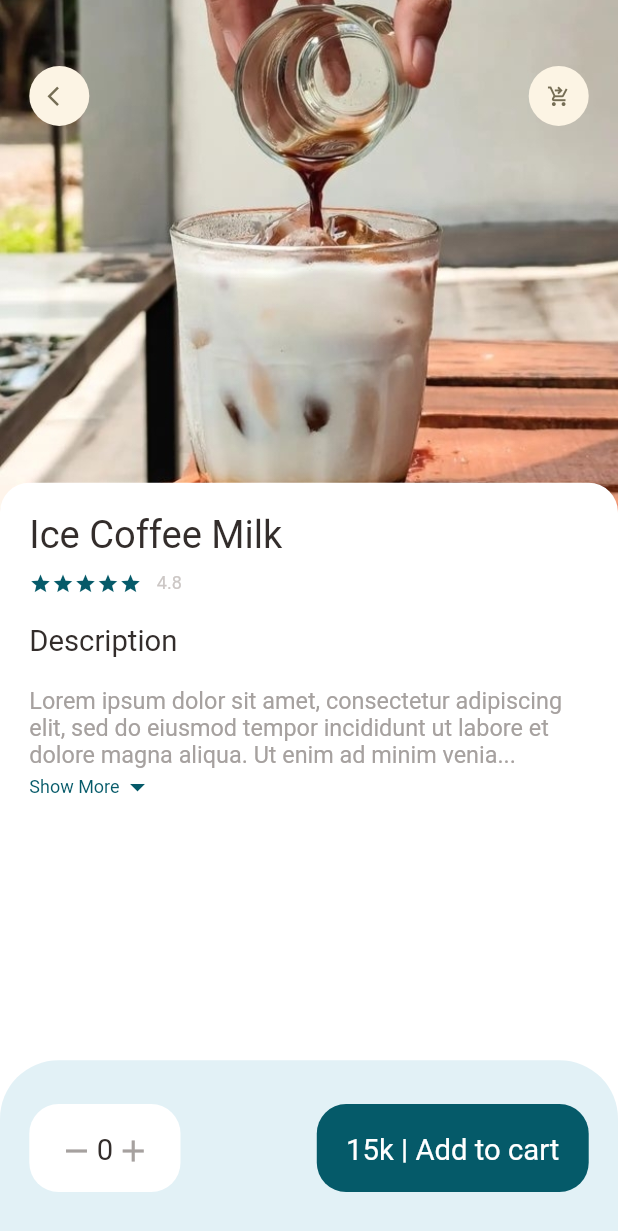
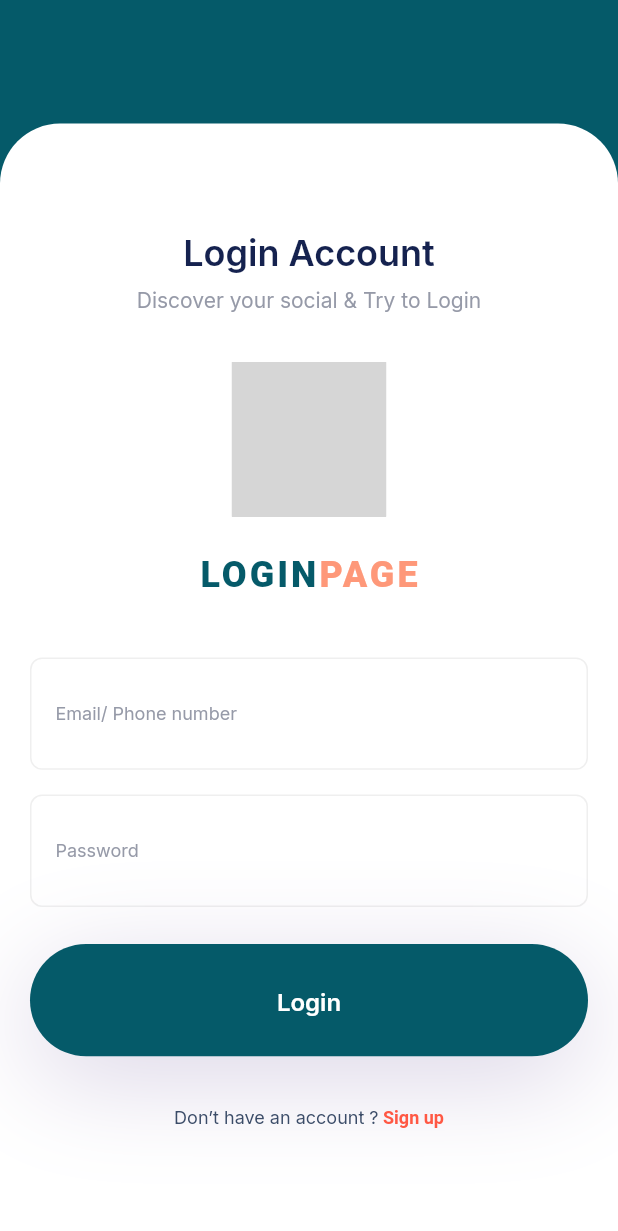
Before and after one commit to Tikumitikal/tikum_mobile, a Flutter app: the screen it shows after launch, on a phone screen of 412 x 824 dp. Shown: the top 1231 px of the screen. Run offline on Flutter 3.47's test engine with Material 2 defaults, Android fonts, the phone set to English and light mode, and no system bars; our stand-ins replace badges, curved_navigation_bar, dots_indicator, flutter_rating_bar, flutter_svg, get and 2 more; missing offline and left inert: clippy_flutter, dart:ffi; grey boxes are pictures that could not be loaded.

Commit message:
ui login

```diff
--- a/lib/main.dart
+++ b/lib/main.dart
@@ -4,6 +4,7 @@ import 'package:tikum_mobile/pages/home/main_food_page.dart';
 import 'package:tikum_mobile/pages/CartPage.dart';
 import 'package:tikum_mobile/pages/ItemPage.dart';
 import 'package:get/get.dart';
+import 'package:tikum_mobile/pages/profile/login.dart';
 void main() => runApp(MyApp());
 
 class MyApp extends StatelessWidget {
@@ -15,8 +16,8 @@ class MyApp extends StatelessWidget {
         scaffoldBackgroundColor: Colors.white,
       ),
       routes: {
-        "/": (context) => PopularFoodDetail(),
-        // "/": (context) => MainFoodPage(),
+        //"/": (context) => PopularFoodDetail(),
+        "/": (context) => Login(),
         // "/": (context) => HomePage(),
         "cartPage": (context) => CartPage(),
         "itemPage": (context) => ItemPage()
--- /dev/null
+++ b/lib/pages/profile/login.dart
@@ -0,0 +1,258 @@
+import 'package:flutter/material.dart';
+import 'package:flutter_svg/svg.dart';
+import 'package:google_fonts/google_fonts.dart';
+
+class Login extends StatelessWidget {
+  const Login({Key? key}) : super(key: key);
+
+  @override
+  Widget build(BuildContext context) {
+    final size = MediaQuery.of(context).size;
+    return Scaffold(
+      resizeToAvoidBottomInset: false,
+      backgroundColor: Color.fromRGBO(5, 90, 105, 1.000),
+      body: SafeArea(
+        child: Column(
+          children: [
+            //to give space from top
+            const Expanded(
+              flex: 1,
+              child: Center(),
+            ),
+
+            //page content here
+            Expanded(
+              flex: 9,
+              child: buildCard(size),
+            ),
+          ],
+        ),
+      ),
+    );
+  }
+
+  Widget buildCard(Size size) {
+    return Container(
+      alignment: Alignment.center,
+      decoration: const BoxDecoration(
+        borderRadius: BorderRadius.only(
+            topLeft: Radius.circular(40), topRight: Radius.circular(40)),
+        color: Colors.white,
+      ),
+      child: Padding(
+        padding: const EdgeInsets.symmetric(horizontal: 20.0),
+        child: Column(
+          mainAxisAlignment: MainAxisAlignment.center,
+          children: <Widget>[
+            //header text
+            Text(
+              'Login Account',
+              style: GoogleFonts.inter(
+                fontSize: 24.0,
+                color: const Color(0xFF15224F),
+                fontWeight: FontWeight.w600,
+              ),
+            ),
+            SizedBox(
+              height: size.height * 0.01,
+            ),
+            Text(
+              'Discover your social & Try to Login',
+              style: GoogleFonts.inter(
+                fontSize: 14.0,
+                color: const Color(0xFF969AA8),
+              ),
+              textAlign: TextAlign.center,
+            ),
+            SizedBox(
+              height: size.height * 0.04,
+            ),
+
+            //logo section
+            logo(size.height / 8, size.height / 8),
+            SizedBox(
+              height: size.height * 0.03,
+            ),
+            richText(24),
+            SizedBox(
+              height: size.height * 0.05,
+            ),
+
+            //email & password section
+            emailTextField(size),
+            SizedBox(
+              height: size.height * 0.02,
+            ),
+            passwordTextField(size),
+            SizedBox(
+              height: size.height * 0.03,
+            ),
+
+            //sign in button
+            signInButton(size),
+            SizedBox(
+              height: size.height * 0.04,
+            ),
+
+            //footer section. sign up text here
+            footerText(),
+          ],
+        ),
+      ),
+    );
+  }
+
+  Widget logo(double height_, double width_) {
+    return SvgPicture.asset(
+      'assets/images/logo.jpg',
+      height: height_,
+      width: width_,
+    );
+  }
+
+  Widget richText(double fontSize) {
+    return Text.rich(
+      TextSpan(
+        style: GoogleFonts.inter(
+          fontSize: fontSize,
+          color: Color.fromRGBO(5, 90, 105, 1.000),
+          letterSpacing: 2.000000061035156,
+        ),
+        children: const [
+          TextSpan(
+            text: 'LOGIN',
+            style: TextStyle(
+              fontWeight: FontWeight.w800,
+            ),
+          ),
+          TextSpan(
+            text: 'PAGE',
+            style: TextStyle(
+              color: Color(0xFFFE9879),
+              fontWeight: FontWeight.w800,
+            ),
+          ),
+        ],
+      ),
+    );
+  }
+
+  Widget emailTextField(Size size) {
+    return Container(
+      alignment: Alignment.center,
+      height: size.height / 11,
+      padding: const EdgeInsets.symmetric(horizontal: 16),
+      decoration: BoxDecoration(
+        borderRadius: BorderRadius.circular(8.0),
+        border: Border.all(
+          width: 1.0,
+          color: const Color(0xFFEFEFEF),
+        ),
+      ),
+      child: TextField(
+        style: GoogleFonts.inter(
+          fontSize: 16.0,
+          color: const Color(0xFF15224F),
+        ),
+        maxLines: 1,
+        cursorColor: const Color(0xFF15224F),
+        decoration: InputDecoration(
+            labelText: 'Email/ Phone number',
+            labelStyle: GoogleFonts.inter(
+              fontSize: 12.0,
+              color: const Color(0xFF969AA8),
+            ),
+            border: InputBorder.none),
+      ),
+    );
+  }
+
+  Widget passwordTextField(Size size) {
+    return Container(
+      alignment: Alignment.center,
+      height: size.height / 11,
+      padding: const EdgeInsets.symmetric(horizontal: 16),
+      decoration: BoxDecoration(
+        borderRadius: BorderRadius.circular(8.0),
+        border: Border.all(
+          width: 1.0,
+          color: const Color(0xFFEFEFEF),
+        ),
+      ),
+      child: TextField(
+        style: GoogleFonts.inter(
+          fontSize: 16.0,
+          color: const Color(0xFF15224F),
+        ),
+        maxLines: 1,
+        obscureText: true,
+        keyboardType: TextInputType.visiblePassword,
+        cursorColor: const Color(0xFF15224F),
+        decoration: InputDecoration(
+            labelText: 'Password',
+            labelStyle: GoogleFonts.inter(
+              fontSize: 12.0,
+              color: const Color(0xFF969AA8),
+            ),
+            border: InputBorder.none),
+      ),
+    );
+  }
+
+  Widget signInButton(Size size) {
+    return Container(
+      alignment: Alignment.center,
+      height: size.height / 11,
+      decoration: BoxDecoration(
+        borderRadius: BorderRadius.circular(50.0),
+        color: Color.fromRGBO(5, 90, 105, 1.000),
+        boxShadow: [
+          BoxShadow(
+            color: const Color(0xFF4C2E84).withOpacity(0.2),
+            offset: const Offset(0, 15.0),
+            blurRadius: 60.0,
+          ),
+        ],
+      ),
+      child: Text(
+        'Login',
+        style: GoogleFonts.inter(
+          fontSize: 16.0,
+          color: Colors.white,
+          fontWeight: FontWeight.w600,
+          height: 1.5,
+        ),
+        textAlign: TextAlign.center,
+      ),
+    );
+  }
+
+  Widget footerText() {
+    return Text.rich(
+      TextSpan(
+        style: GoogleFonts.inter(
+          fontSize: 12.0,
+          color: const Color(0xFF3B4C68),
+        ),
+        children: const [
+          TextSpan(
+            text: 'Don’t have an account ?',
+          ),
+          TextSpan(
+            text: ' ',
+            style: TextStyle(
+              color: Color(0xFFFF5844),
+            ),
+          ),
+          TextSpan(
+            text: 'Sign up',
+            style: TextStyle(
+              color: Color(0xFFFF5844),
+              fontWeight: FontWeight.w700,
+            ),
+          ),
+        ],
+      ),
+    );
+  }
+}
--- a/pubspec.yaml
+++ b/pubspec.yaml
@@ -41,6 +41,8 @@ dependencies:
   flutter_rating_bar: ^4.0.1
   dots_indicator: ^3.0.0
   get: ^4.6.5
+  google_fonts: ^4.0.5
+  flutter_svg: ^2.0.6
 
 dev_dependencies:
   flutter_test:
```
Also changed, not shown: lib/pages/profile/register.dart (added), pubspec.lock, 2 other files.
